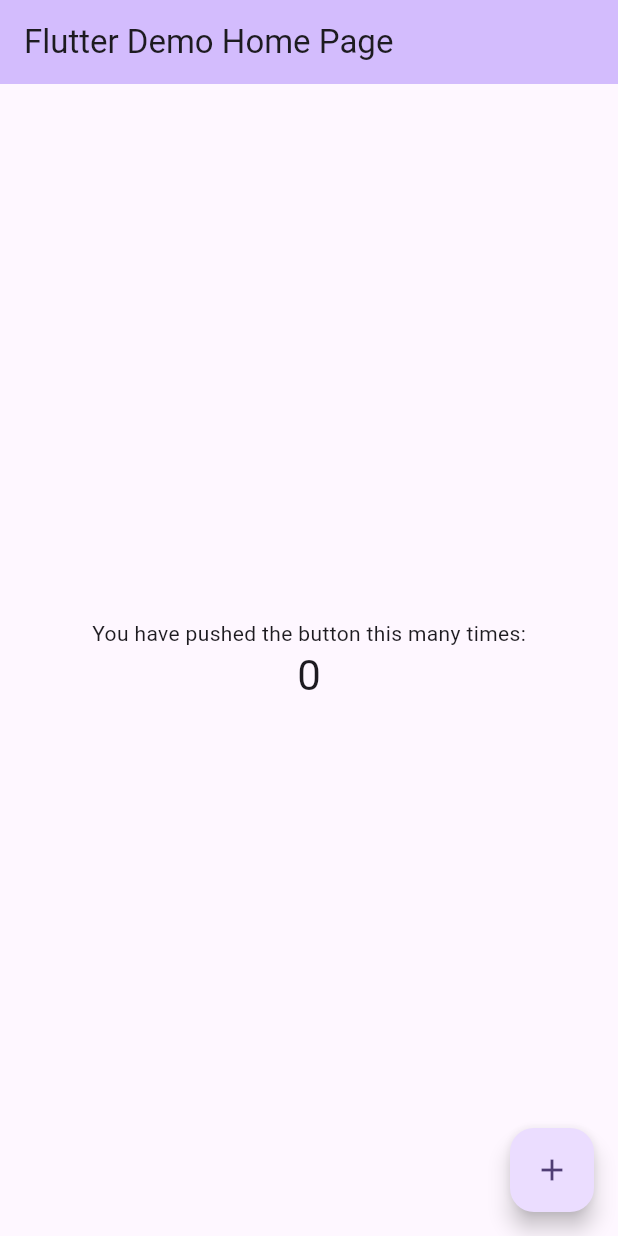
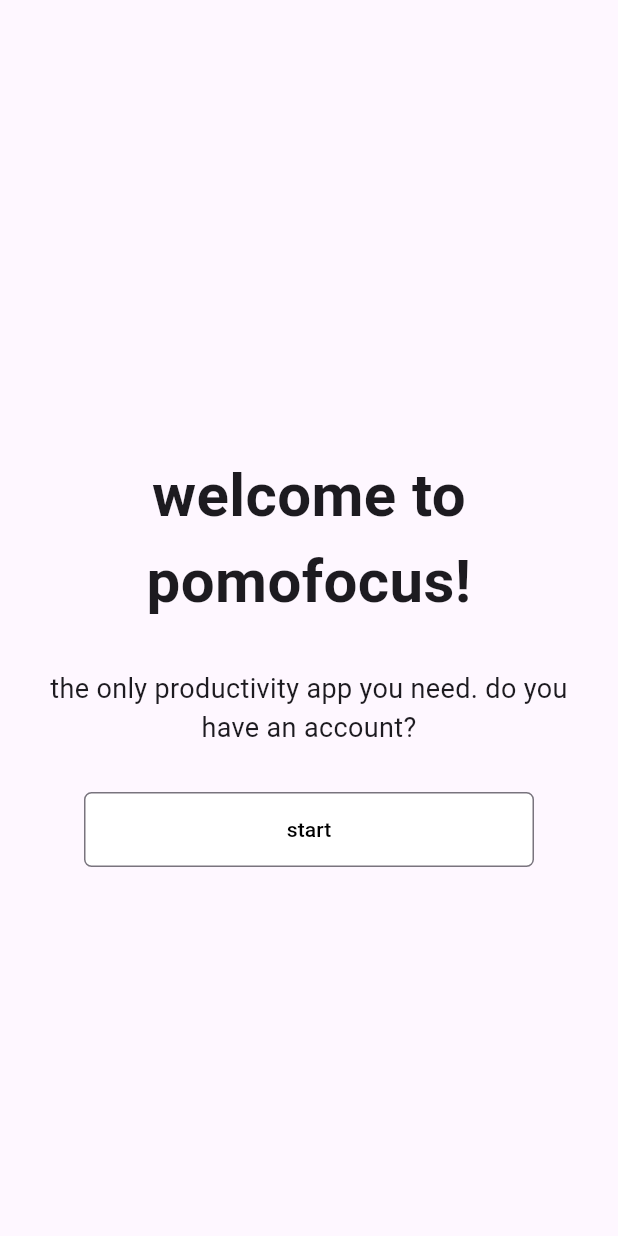
Before and after one commit to karinevitoria/PomoFocus, a Flutter app: the screen it shows after launch, on a phone screen of 412 x 824 dp. Run offline on Flutter 3.47's test engine with Material 3 defaults, Android fonts, the phone set to English and light mode, and no system bars.

Commit message:
feat(screens): Create the Start and Home pages

```diff
--- a/lib/main.dart
+++ b/lib/main.dart
@@ -1,125 +1,9 @@
 import 'package:flutter/material.dart';
+import 'screens/start_page.dart';
 
-void main() {
-  runApp(const MyApp());
+main() async {
+  WidgetsFlutterBinding.ensureInitialized();
+  runApp(const MaterialApp(
+    home: StartPage(),
+  ));
 }
-
-class MyApp extends StatelessWidget {
-  const MyApp({super.key});
-
-  // This widget is the root of your application.
-  @override
-  Widget build(BuildContext context) {
-    return MaterialApp(
-      title: 'Flutter Demo',
-      theme: ThemeData(
-        // This is the theme of your application.
-        //
-        // TRY THIS: Try running your application with "flutter run". You'll see
-        // the application has a purple toolbar. Then, without quitting the app,
-        // try changing the seedColor in the colorScheme below to Colors.green
-        // and then invoke "hot reload" (save your changes or press the "hot
-        // reload" button in a Flutter-supported IDE, or press "r" if you used
-        // the command line to start the app).
-        //
-        // Notice that the counter didn't reset back to zero; the application
-        // state is not lost during the reload. To reset the state, use hot
-        // restart instead.
-        //
-        // This works for code too, not just values: Most code changes can be
-        // tested with just a hot reload.
-        colorScheme: ColorScheme.fromSeed(seedColor: Colors.deepPurple),
-        useMaterial3: true,
-      ),
-      home: const MyHomePage(title: 'Flutter Demo Home Page'),
-    );
-  }
-}
-
-class MyHomePage extends StatefulWidget {
-  const MyHomePage({super.key, required this.title});
-
-  // This widget is the home page of your application. It is stateful, meaning
-  // that it has a State object (defined below) that contains fields that affect
-  // how it looks.
-
-  // This class is the configuration for the state. It holds the values (in this
-  // case the title) provided by the parent (in this case the App widget) and
-  // used by the build method of the State. Fields in a Widget subclass are
-  // always marked "final".
-
-  final String title;
-
-  @override
-  State<MyHomePage> createState() => _MyHomePageState();
-}
-
-class _MyHomePageState extends State<MyHomePage> {
-  int _counter = 0;
-
-  void _incrementCounter() {
-    setState(() {
-      // This call to setState tells the Flutter framework that something has
-      // changed in this State, which causes it to rerun the build method below
-      // so that the display can reflect the updated values. If we changed
-      // _counter without calling setState(), then the build method would not be
-      // called again, and so nothing would appear to happen.
-      _counter++;
-    });
-  }
-
-  @override
-  Widget build(BuildContext context) {
-    // This method is rerun every time setState is called, for instance as done
-    // by the _incrementCounter method above.
-    //
-    // The Flutter framework has been optimized to make rerunning build methods
-    // fast, so that you can just rebuild anything that needs updating rather
-    // than having to individually change instances of widgets.
-    return Scaffold(
-      appBar: AppBar(
-        // TRY THIS: Try changing the color here to a specific color (to
-        // Colors.amber, perhaps?) and trigger a hot reload to see the AppBar
-        // change color while the other colors stay the same.
-        backgroundColor: Theme.of(context).colorScheme.inversePrimary,
-        // Here we take the value from the MyHomePage object that was created by
-        // the App.build method, and use it to set our appbar title.
-        title: Text(widget.title),
-      ),
-      body: Center(
-        // Center is a layout widget. It takes a single child and positions it
-        // in the middle of the parent.
-        child: Column(
-          // Column is also a layout widget. It takes a list of children and
-          // arranges them vertically. By default, it sizes itself to fit its
-          // children horizontally, and tries to be as tall as its parent.
-          //
-          // Column has various properties to control how it sizes itself and
-          // how it positions its children. Here we use mainAxisAlignment to
-          // center the children vertically; the main axis here is the vertical
-          // axis because Columns are vertical (the cross axis would be
-          // horizontal).
-          //
-          // TRY THIS: Invoke "debug painting" (choose the "Toggle Debug Paint"
-          // action in the IDE, or press "p" in the console), to see the
-          // wireframe for each widget.
-          mainAxisAlignment: MainAxisAlignment.center,
-          children: <Widget>[
-            const Text(
-              'You have pushed the button this many times:',
-            ),
-            Text(
-              '$_counter',
-              style: Theme.of(context).textTheme.headlineMedium,
-            ),
-          ],
-        ),
-      ),
-      floatingActionButton: FloatingActionButton(
-        onPressed: _incrementCounter,
-        tooltip: 'Increment',
-        child: const Icon(Icons.add),
-      ), // This trailing comma makes auto-formatting nicer for build methods.
-    );
-  }
-}
--- /dev/null
+++ b/lib/screens/start_page.dart
@@ -0,0 +1,58 @@
+import 'package:flutter/material.dart';
+import 'package:pomo_focus/screens/home_page.dart';
+
+class StartPage extends StatelessWidget {
+  const StartPage({super.key});
+
+  @override
+  Widget build(BuildContext context) {
+    return Scaffold(
+      appBar: AppBar(),
+      body: Center(
+        child: Column(
+          mainAxisAlignment: MainAxisAlignment.center,
+          children: [
+            const Text(
+              'welcome to pomofocus!',
+              textAlign: TextAlign.center,
+              style: TextStyle(
+                fontSize: 40,
+                fontWeight: FontWeight.w600,
+              ),
+            ),
+            const SizedBox(height: 30),
+            const SizedBox(
+              width: 380, // Ajuste a largura conforme desejado
+              child: Text(
+                'the only productivity app you need. do you have an account?',
+                textAlign: TextAlign.center,
+                style: TextStyle(fontSize: 18),
+              ),
+            ),
+            const SizedBox(height: 30),
+            OutlinedButton(
+              onPressed: () {
+                Navigator.push(
+                  context,
+                  MaterialPageRoute(builder: (context) => const HomePage()),
+                );
+              },
+              style: ButtonStyle(
+                overlayColor: MaterialStateProperty.all(
+                    const Color.fromARGB(61, 0, 0, 0)),
+                minimumSize: MaterialStateProperty.all(const Size(300, 50)),
+                backgroundColor: MaterialStateProperty.all(Colors.white),
+                shape: MaterialStateProperty.all(
+                  RoundedRectangleBorder(
+                    borderRadius: BorderRadius.circular(5),
+                  ),
+                ),
+              ),
+              child: const Text('start', style: TextStyle(color: Colors.black)),
+            ),
+          ],
+        ),
+      ),
+    );
+  }
+}
```
Also changed, not shown: lib/screens/home_page.dart (added, +46 -0 lines).
